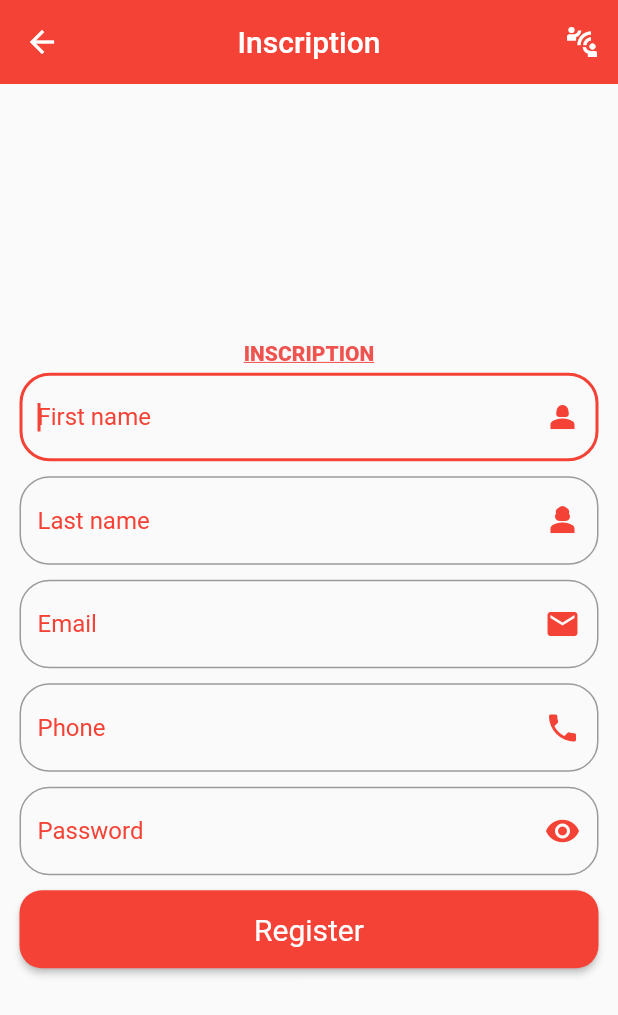
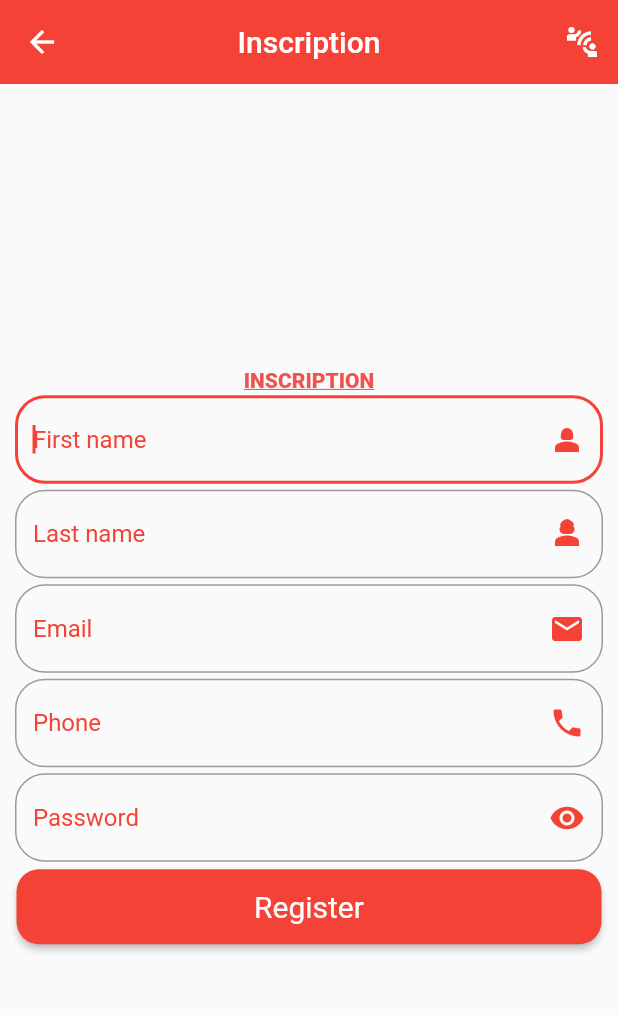
Before and after one commit to mamadou99sene/Flutter_App_ClientRv, a Flutter app: the Inscription screen opened by its route, on a phone screen of 412 x 824 dp. Shown: the top 1015 px of the screen. Run offline on Flutter 3.47's test engine with Material 2 defaults, Android fonts, the phone set to English and light mode, and no system bars; our stand-ins replace flutter_spinkit; missing offline and left inert: dart:ffi; network calls fail.

Commit message:
retouche de la mise en forme

```diff
--- a/lib/widgets/InscriptionButton.dart
+++ b/lib/widgets/InscriptionButton.dart
@@ -16,10 +16,10 @@ class InscriptionButton extends StatelessWidget {
   @override
   Widget build(BuildContext context) {
     return Container(
-      padding: EdgeInsets.all(5),
+      padding: EdgeInsets.all(3),
       child: SizedBox(
         width: double.infinity,
-        height: 52,
+        height: 50,
         child: ElevatedButton(style: style, onPressed: pressed, child: child),
       ),
     );
--- a/lib/widgets/MyDrawer.dart
+++ b/lib/widgets/MyDrawer.dart
@@ -1,3 +1,4 @@
+import 'package:client_covid/pages/StructuresPage.dart';
 import 'package:flutter/material.dart';
 
 class MyDrawer extends StatelessWidget {
@@ -29,7 +30,7 @@ class MyDrawer extends StatelessWidget {
                 Text(
                   "$prenom $nom",
                   style: TextStyle(
-                      fontWeight: FontWeight.w400,
+                      fontWeight: FontWeight.w900,
                       fontStyle: FontStyle.italic,
                       color: Colors.white),
                 )
@@ -81,6 +82,8 @@ class MyDrawer extends StatelessWidget {
         ListTile(
           onTap: () {
             Navigator.pop(context);
+            Navigator.push(context,
+                MaterialPageRoute(builder: (context) => StructuresPage()));
           },
           leading: Icon(
             Icons.local_hospital,
--- a/lib/widgets/MyItemGesture.dart
+++ b/lib/widgets/MyItemGesture.dart
@@ -9,7 +9,7 @@ class MyItemGesture extends StatelessWidget {
     return GestureDetector(
       child: Container(
         margin: EdgeInsets.all(10),
-        width: 170,
+        width: 160,
         height: 200,
         color: Colors.red,
         child: ElevatedButton(
--- a/lib/widgets/MyTextField.dart
+++ b/lib/widgets/MyTextField.dart
@@ -19,7 +19,7 @@ class MyTextField extends StatelessWidget {
   @override
   Widget build(BuildContext context) {
     return Container(
-      margin: EdgeInsets.all(5),
+      margin: EdgeInsets.all(2),
       child: TextField(
           controller: mycontroller,
           obscureText: obscure,
```
